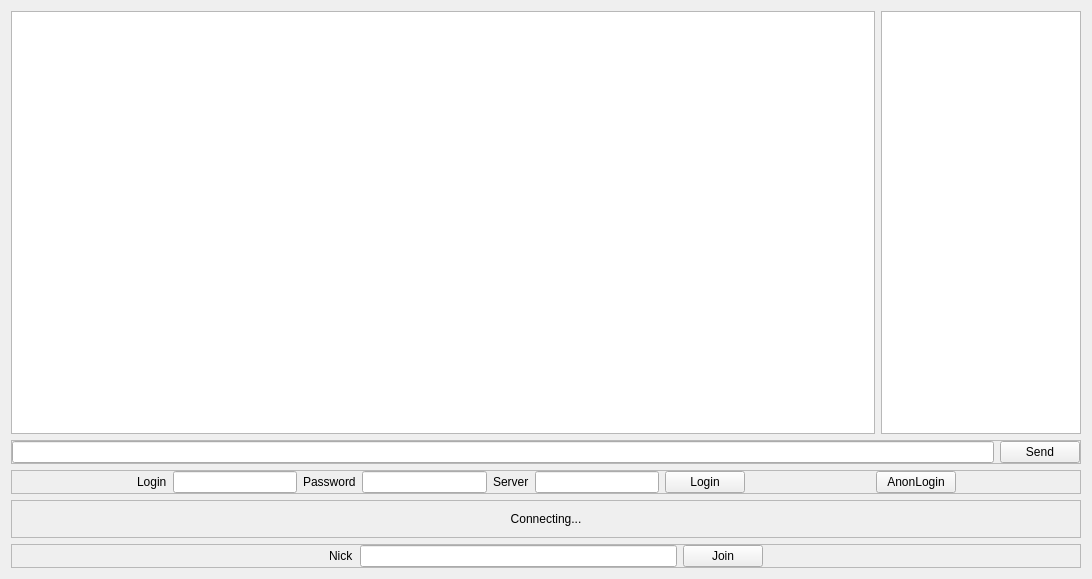
The window that chatwidget.ui (mik9/qt-radio-t-client) describes before a commit, drawn with Qt 5.
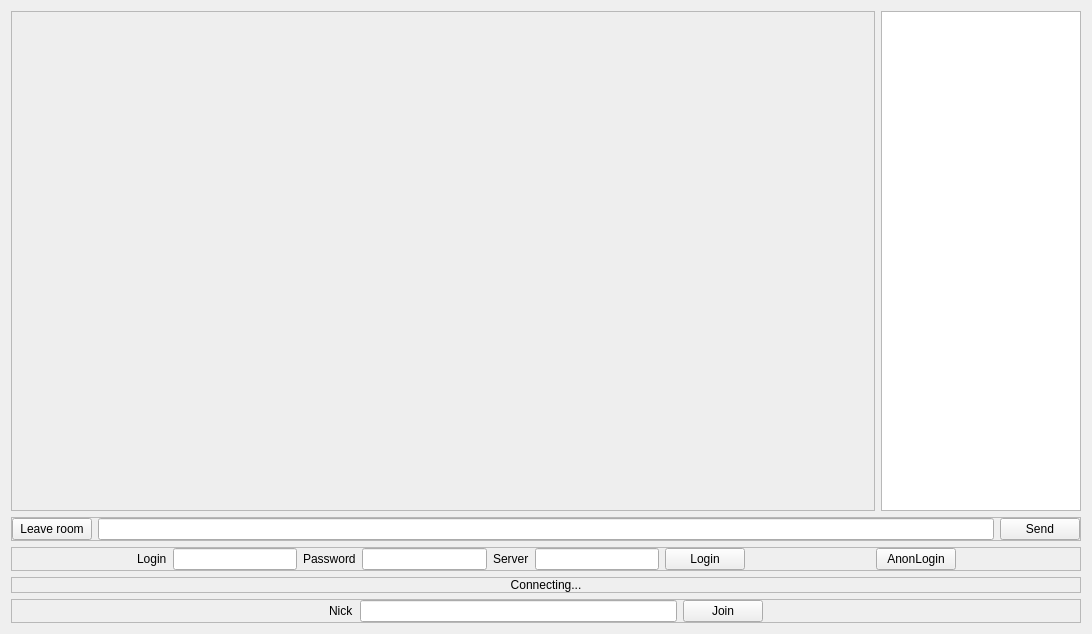
The same window after the commit.

Commit message: Add "Leave button".

```diff
--- a/chatwidget.ui
+++ b/chatwidget.ui
@@ -7,7 +7,7 @@
     <x>0</x>
     <y>0</y>
     <width>1092</width>
-    <height>579</height>
+    <height>634</height>
    </rect>
   </property>
   <property name="windowTitle">
@@ -18,6 +18,31 @@
     <layout class="QHBoxLayout" name="horizontalLayout_2">
      <item>
       <widget class="QTextBrowser" name="chat_edit">
+       <property name="minimumSize">
+        <size>
+         <width>700</width>
+         <height>500</height>
+        </size>
+       </property>
+       <property name="font">
+        <font>
+         <family>Segoe UI</family>
+         <pointsize>12</pointsize>
+        </font>
+       </property>
+       <property name="lineWidth">
+        <number>0</number>
+       </property>
+       <property name="horizontalScrollBarPolicy">
+        <enum>Qt::ScrollBarAlwaysOff</enum>
+       </property>
+       <property name="html">
+        <string>&lt;!DOCTYPE HTML PUBLIC &quot;-//W3C//DTD HTML 4.0//EN&quot; &quot;http://www.w3.org/TR/REC-html40/strict.dtd&quot;&gt;
+&lt;html&gt;&lt;head&gt;&lt;meta name=&quot;qrichtext&quot; content=&quot;1&quot; /&gt;&lt;style type=&quot;text/css&quot;&gt;
+p, li { white-space: pre-wrap; }
+&lt;/style&gt;&lt;/head&gt;&lt;body style=&quot; font-family:'Segoe UI'; font-size:12pt; font-weight:400; font-style:normal;&quot; bgcolor=&quot;#eeeeee&quot;&gt;
+&lt;p style=&quot;-qt-paragraph-type:empty; margin-top:0px; margin-bottom:0px; margin-left:0px; margin-right:0px; -qt-block-indent:0; text-indent:0px;&quot;&gt;&lt;/p&gt;&lt;/body&gt;&lt;/html&gt;</string>
+       </property>
        <property name="openLinks">
         <bool>false</bool>
        </property>
@@ -25,6 +50,12 @@
      </item>
      <item>
       <widget class="QListWidget" name="user_list">
+       <property name="minimumSize">
+        <size>
+         <width>200</width>
+         <height>0</height>
+        </size>
+       </property>
        <property name="maximumSize">
         <size>
          <width>200</width>
@@ -47,6 +78,13 @@
       <property name="margin">
        <number>0</number>
       </property>
+      <item>
+       <widget class="QPushButton" name="logout_button">
+        <property name="text">
+         <string>Leave room</string>
+        </property>
+       </widget>
+      </item>
       <item>
        <widget class="QLineEdit" name="message_edit"/>
       </item>
@@ -171,6 +209,12 @@
       <enum>QFrame::Raised</enum>
      </property>
      <layout class="QHBoxLayout" name="horizontalLayout_4">
+      <property name="topMargin">
+       <number>0</number>
+      </property>
+      <property name="bottomMargin">
+       <number>0</number>
+      </property>
       <item>
        <widget class="QLabel" name="status_label">
         <property name="text">
```
The commit also changes 2 other files.
